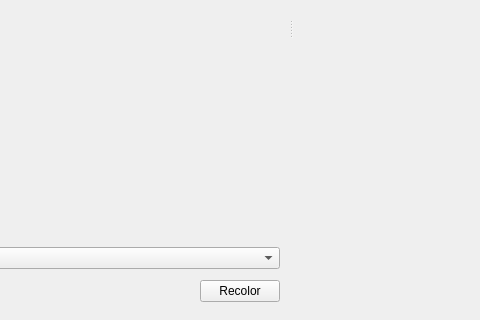
Above: src/ui/Linechart.ui from mavlink/qgroundcontrol before the change; both pictures show x 574 to 1054 and y 265 to 585 of the 1337 by 585 pixel window. Below: the same form after it.
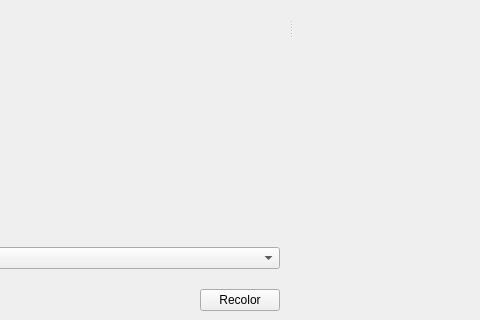
That is the form after the change.

The edit to the form file:
```diff
--- a/src/ui/Linechart.ui
+++ b/src/ui/Linechart.ui
@@ -47,7 +47,7 @@
       <number>10</number>
      </property>
      <widget class="QWidget" name="curveGroupBox" native="true">
-      <layout class="QGridLayout" name="gridLayout" rowstretch="50,1">
+      <layout class="QGridLayout" name="gridLayout" rowstretch="50,0">
        <property name="leftMargin">
         <number>6</number>
        </property>
@@ -164,6 +164,28 @@
            </item>
            <item>
             <layout class="QVBoxLayout" name="verticalLayout_4">
+             <property name="spacing">
+              <number>0</number>
+             </property>
+             <property name="sizeConstraint">
+              <enum>QLayout::SetMinimumSize</enum>
+             </property>
+             <property name="bottomMargin">
+              <number>0</number>
+             </property>
+             <item>
+              <spacer name="verticalSpacer_2">
+               <property name="orientation">
+                <enum>Qt::Vertical</enum>
+               </property>
+               <property name="sizeHint" stdset="0">
+                <size>
+                 <width>20</width>
+                 <height>0</height>
+                </size>
+               </property>
+              </spacer>
+             </item>
              <item>
               <widget class="QPushButton" name="recolorButton">
                <property name="toolTip">
```
Left out of the diff: 4 changed lines with no effect on the pictures.
